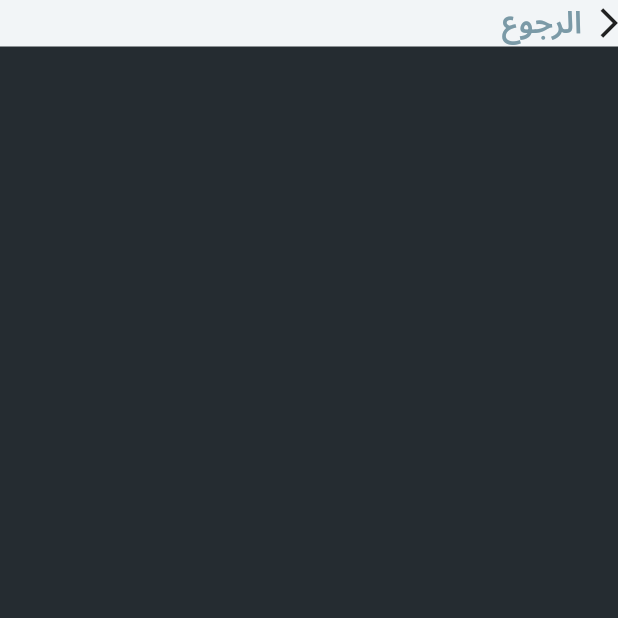
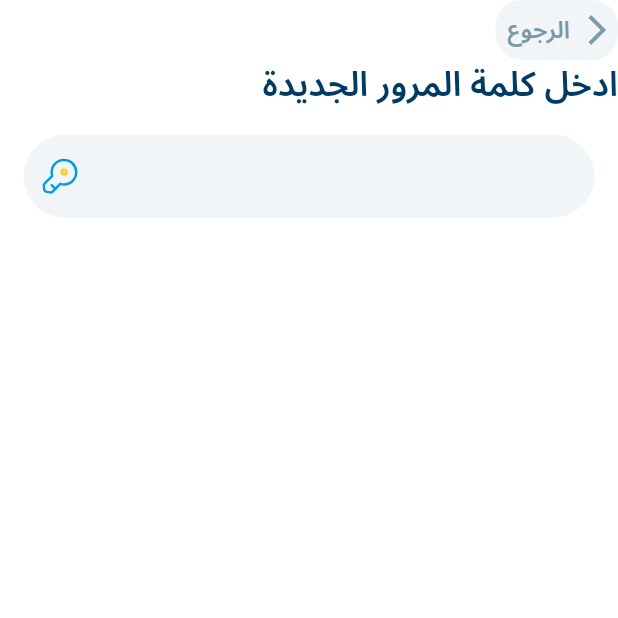
Before and after one commit to TopBusiness-Flutter-Projects/travel_club, a Flutter app: the LoginScreen screen opened by its route, on a phone screen of 412 x 824 dp, the top half of it. Run offline on Flutter 3.47's test engine with Material 3 defaults, Android fonts, the phone set to English and light mode, and no system bars; our stand-ins replace cached_network_image, dio, dotted_border, easy_localization, equatable, flutter_bloc and 10 more; missing offline and left inert: overlay_loader_with_app_icon; accounts and stored records are empty.

Commit message:
app icon and new pass

```diff
--- a/assets/lang/ar.json
+++ b/assets/lang/ar.json
@@ -1,5 +1,6 @@
 {
   "hi": "مرحباً",
-  "back": "الرجوع"
+  "back": "الرجوع",
+  "write_new_pass": "ادخل كلمة المرور الجديدة"
 
 }
--- a/lib/core/utils/app_translations.dart
+++ b/lib/core/utils/app_translations.dart
@@ -2,4 +2,6 @@ import 'package:easy_localization/easy_localization.dart';
 
 class AppTranslations {
   static  String hi = 'hi'.tr();
+  static  String back = 'back'.tr();
+  static  String writeNewPass = 'write_new_pass'.tr();
 }
--- a/lib/core/utils/assets_manager.dart
+++ b/lib/core/utils/assets_manager.dart
@@ -37,5 +37,6 @@ class AppIcons{
   static const String superMarker= '$iconsPath/super_market.svg';
   static const String transport= '$iconsPath/transportation.svg';
   static const String villa= '$iconsPath/villas.svg';
+  static const String key= '$iconsPath/key.svg';
 
 }
--- a/lib/core/widgets/custom_text_form_field.dart
+++ b/lib/core/widgets/custom_text_form_field.dart
@@ -1,3 +1,4 @@
+import 'package:flutter_svg/svg.dart';
 import 'package:travel_club/core/exports.dart';
 
 class CustomTextField extends StatefulWidget {
@@ -10,6 +11,7 @@ class CustomTextField extends StatefulWidget {
   final Widget? suffixIcon;
   final double? borderRadius;
   final bool? enabled;
+  final String? title;
   final bool isMessage;
   final bool isPassword;
   final String? Function(String?)? validator;
@@ -32,6 +34,7 @@ class CustomTextField extends StatefulWidget {
     this.onSubmitted,
     this.borderRadius,
     this.enabled = true,
+    this.title
   });
 
   @override
@@ -60,10 +63,17 @@ class _CustomTextFieldState extends State<CustomTextField> {
 
   @override
   Widget build(BuildContext context) {
-    return SizedBox(
+    return Padding(
+      padding: const EdgeInsets.all(8.0),
+      child: Column(
+        mainAxisAlignment: MainAxisAlignment.start,
+        crossAxisAlignment: CrossAxisAlignment.start,
+        children: [
+      if(widget.title==null)
+          SizedBox(
             height: widget.isMessage ? 150.h : null,
             child: Padding(
-        padding: EdgeInsets.symmetric(vertical: 8),
+              padding: EdgeInsets.symmetric(vertical: 8,horizontal:8.0 ),
               child: TextFormField(
                   enabled: widget.enabled,
                   controller: widget.controller,
@@ -85,7 +95,7 @@ class _CustomTextFieldState extends State<CustomTextField> {
                   decoration: InputDecoration(
                       filled: true,
                       fillColor: widget.enabled!
-                    ? AppColors.white
+                          ? AppColors.lightWhite
                           : AppColors.gray.withOpacity(0.5),
                       labelText: widget.labelText,
                       labelStyle: getRegularStyle(
@@ -99,41 +109,33 @@ class _CustomTextFieldState extends State<CustomTextField> {
                       suffixIconColor:
                           myFocusNode.hasFocus ? AppColors.primary : AppColors.gray,
                       suffixIcon: widget.isPassword
-                    ? showPassword
-                        ? IconButton(
-                            icon: Icon(
-                              widget.isPassword
-                                  ? Icons.visibility_off
-                                  : Icons.visibility,
-                              color: AppColors.primary,
-                            ),
-                            onPressed: () {
+                          ?  InkWell(
+                          onTap: () {
                             setState(() {
                               showPassword = !showPassword;
                             });
-                            },
-                          )
-                        : IconButton(
-                            icon: Icon(
-                              !widget.isPassword
-                                  ? Icons.visibility_off
-                                  : Icons.visibility,
-                              color: AppColors.primary,
-                            ),
-                            onPressed: () {
-                              setState(() {
-                                showPassword = !showPassword;
-                              });
-                            })
+                          }
+                  //     },                    },
+                          //   onPressed: () {
+                          //       setState(() {
+                          //         showPassword = !showPassword;
+                          //       });
+                          //     },
+                          //    },
+                        ,  child: Padding(
+                          padding: const EdgeInsets.all(11.0),
+                          child: SvgPicture.asset(AppIcons.key),
+                        ))
+
                           : widget.suffixIcon,
                       contentPadding:
-                    EdgeInsets.symmetric(horizontal: 8, vertical: 18.h),
+                          EdgeInsets.symmetric(horizontal: 20.w, vertical: 10.h),
                       hintStyle: getRegularStyle(color: AppColors.gray, fontSize: 14),
                       errorStyle: getRegularStyle(color: AppColors.red),
                       enabledBorder: OutlineInputBorder(
-                    borderSide: BorderSide(color: AppColors.gray, width: 1.5),
+                          borderSide: BorderSide(color: AppColors.lightWhite, width: 0),
                           borderRadius: BorderRadius.all(
-                        Radius.circular(widget.borderRadius ?? 10.r))),
+                              Radius.circular(widget.borderRadius ?? 30.r))),
                       disabledBorder: OutlineInputBorder(
                           borderSide: BorderSide(color: AppColors.gray, width: 1.5),
                           borderRadius: BorderRadius.all(
@@ -155,6 +157,9 @@ class _CustomTextFieldState extends State<CustomTextField> {
                           borderRadius: BorderRadius.all(
                               Radius.circular(widget.borderRadius ?? 10.r))))),
             ),
+          ),
+        ],
+      ),
     );
   }
 }
--- a/lib/features/auth/login/screens/login_screen.dart
+++ b/lib/features/auth/login/screens/login_screen.dart
@@ -1,7 +1,10 @@
 import 'package:flutter/material.dart';
+import 'package:travel_club/core/exports.dart';
 import 'package:travel_club/core/utils/app_colors.dart';
 
+import '../../../../core/widgets/custom_text_form_field.dart';
 import '../../widgets/custom_container.dart';
+import '../../widgets/custom_title.dart';
 
 
 class LoginScreen extends StatefulWidget {
@@ -14,11 +17,20 @@ class LoginScreen extends StatefulWidget {
 class _LoginScreenState extends State<LoginScreen> {
   @override
   Widget build(BuildContext context) {
-    return Scaffold(
-      backgroundColor: AppColors.secondPrimary,
+    return SafeArea(
+      child: Scaffold(
+
+        backgroundColor: AppColors.white,
         body:
-        Column(children: [
-          CustomContainer()
+          Column(
+
+            crossAxisAlignment: CrossAxisAlignment.start,
+            mainAxisAlignment: MainAxisAlignment.start,
+            children: [
+            CustomContainer(),
+              CustomTitle(title: AppTranslations.writeNewPass,),
+              CustomTextField(enabled:true,isPassword: true,)
+
           ],)
         // Center(
         //   child: ElevatedButton(
@@ -27,6 +39,7 @@ class _LoginScreenState extends State<LoginScreen> {
         //       },
         //       child: const Text('Nav To Main Screen')),
         // ),
+      ),
     );
   }
 }
--- a/lib/features/auth/widgets/custom_container.dart
+++ b/lib/features/auth/widgets/custom_container.dart
@@ -7,16 +7,25 @@ class CustomContainer extends StatelessWidget {
   @override
   Widget build(BuildContext context) {
     return Container(
+      // width: 83.w,
+      // height:36.h ,
       decoration: BoxDecoration(
-        color: AppColors.lightWhite
+        color: AppColors.lightWhite,
+        borderRadius: BorderRadius.circular(15.r)
       ),
-child: Row(
-  children: [
-//grey
-Icon(Icons.arrow_back_ios),
-    Text("back".tr(),style: getSemiBoldStyle(color: AppColors.grey),),
+child: Padding(
+  padding: const EdgeInsets.all(8.0),
+  child: Row(
+    mainAxisAlignment: MainAxisAlignment.start,
+    crossAxisAlignment: CrossAxisAlignment.start,
+    mainAxisSize: MainAxisSize.min,
+    children: [
+  //grey
+  Icon(Icons.arrow_back_ios,color: AppColors.grey,),
+      Text(AppTranslations.back,style: getSemiBoldStyle(color: AppColors.grey,fontSize: 14.sp),),
 
-  ],
+    ],
+  ),
 ),
     );
   }
--- /dev/null
+++ b/lib/features/auth/widgets/custom_title.dart
@@ -0,0 +1,19 @@
+import '../../../core/exports.dart';
+
+class CustomTitle extends StatelessWidget {
+   CustomTitle({super.key,required this.title,this.discreption});
+String title;
+String ?discreption;
+  @override
+  Widget build(BuildContext context) {
+    return Column (
+      crossAxisAlignment: CrossAxisAlignment.start,
+      mainAxisAlignment: MainAxisAlignment.start,
+      children: [
+        Text(title,style: getSemiBoldStyle(color: AppColors.blue,fontSize: 20.sp)),
+        if(discreption!=null)
+        Text(discreption!,style: getMediumStyle(color: AppColors.grey,fontSize: 14.sp),)
+      ],
+    );
+  }
+}
```
Also changed, not shown: assets/icons/key.svg (added). Lines whose indentation alone changed are shown as unchanged.
